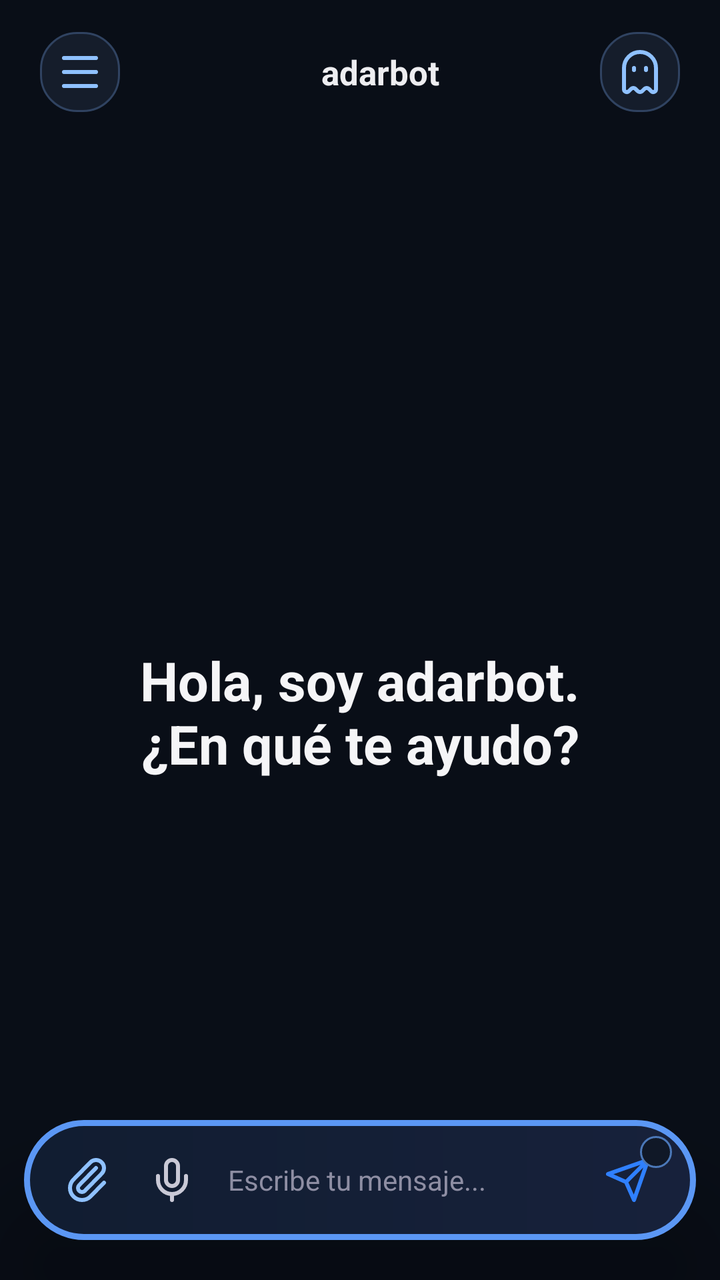
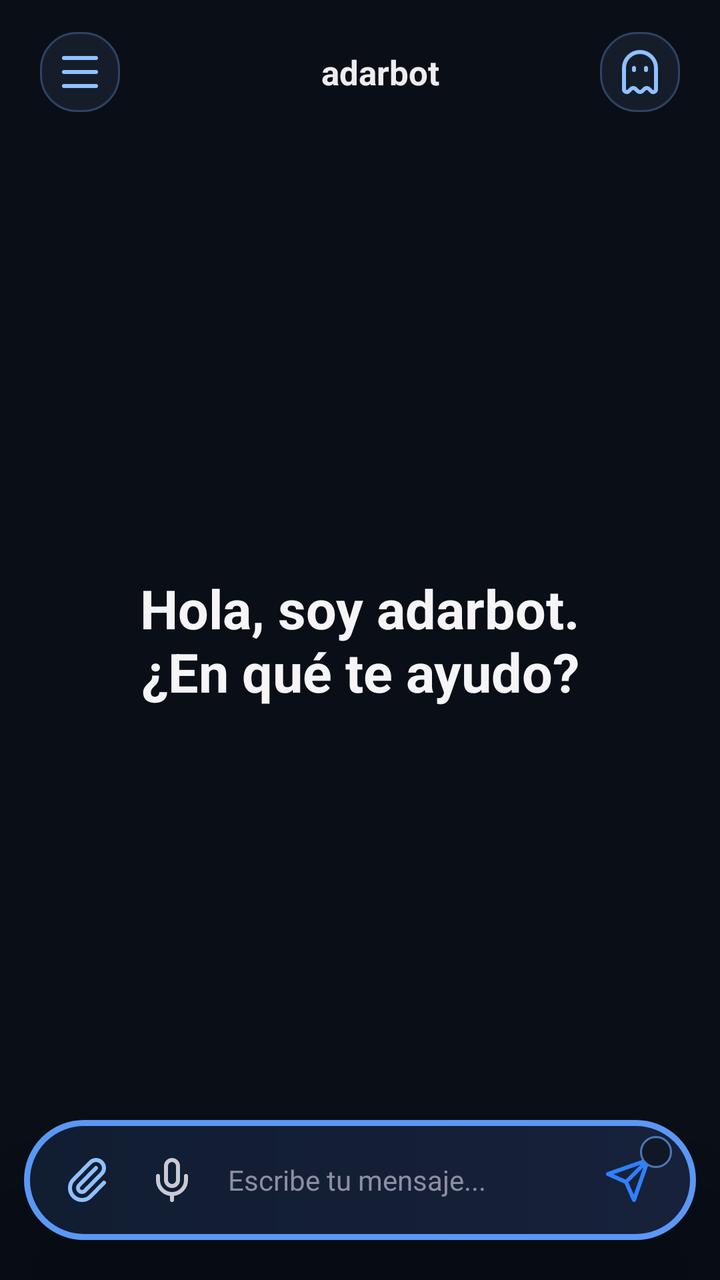

An Android layout rendered at two revisions. The XML below is the earlier revision; the diff shows what the commit changed to produce the second picture.
<!-- AndroidManifest.xml: activity theme Theme.NemotronVoiceIME -->
<!-- res/layout/activity_chat.xml -->
<?xml version="1.0" encoding="utf-8"?>
<FrameLayout xmlns:android="http://schemas.android.com/apk/res/android"
    android:layout_width="match_parent"
    android:layout_height="match_parent"
    android:background="#090E17">

    <LinearLayout
        android:layout_width="match_parent"
        android:layout_height="match_parent"
        android:orientation="vertical">

    <FrameLayout
        android:layout_width="match_parent"
        android:layout_height="56dp"
        android:layout_marginLeft="12dp"
        android:layout_marginTop="8dp"
        android:layout_marginRight="12dp"
        android:layout_marginBottom="8dp"
        android:background="@android:color/transparent"
        android:foreground="@null"
        android:elevation="0dp"
        android:translationZ="0dp"
        android:paddingLeft="8dp"
        android:paddingTop="4dp"
        android:paddingRight="8dp"
        android:paddingBottom="4dp">

        <LinearLayout
            android:layout_width="wrap_content"
            android:layout_height="40dp"
            android:layout_gravity="start|center_vertical"
            android:gravity="center_vertical">
            <ImageButton
                android:id="@+id/btnMenuChat"
                android:layout_width="40dp"
                android:layout_height="40dp"
                android:layout_marginRight="6dp"
                android:background="@drawable/bg_chip"
                android:contentDescription="Abrir menú de chats"
                android:padding="8dp"
                android:src="@drawable/ic_menu"
                android:tint="#8FC1FF" />
            <ImageButton
                android:id="@+id/btnBack"
                android:layout_width="40dp"
                android:layout_height="40dp"
                android:background="?attr/selectableItemBackgroundBorderless"
                android:contentDescription="Volver"
                android:padding="8dp"
                android:src="@drawable/ic_back"
                android:tint="#EDEDF0"
                android:visibility="gone" />
            <View
                android:id="@+id/connectionDot"
                android:layout_width="8dp"
                android:layout_height="8dp"
                android:layout_gravity="center_vertical"
                android:layout_marginLeft="8dp"
                android:layout_marginRight="3dp"
                android:translationX="56dp"
                android:background="@drawable/bg_connection_offline" />
        </LinearLayout>

        <TextView
            android:id="@+id/convTitle"
            android:layout_width="220dp"
            android:layout_height="match_parent"
            android:layout_gravity="center"
            android:ellipsize="end"
            android:gravity="center"
            android:translationX="10dp"
            android:maxLines="1"
            android:text="adarbot"
            android:textColor="#EDEDF0"
            android:textSize="17sp"
            android:textStyle="bold" />

        <LinearLayout
            android:layout_width="wrap_content"
            android:layout_height="40dp"
            android:layout_gravity="end|center_vertical"
            android:gravity="center_vertical">
            <ImageButton
                android:id="@+id/btnIncognitoHome"
                android:layout_width="40dp"
                android:layout_height="40dp"
                android:layout_marginLeft="4dp"
                android:background="@drawable/bg_chip"
                android:contentDescription="Nuevo chat incógnito"
                android:padding="9dp"
                android:src="@drawable/ic_ghost"
                android:tint="#8FC1FF" />
            <ImageButton
                android:id="@+id/btnDelete"
                android:layout_width="40dp"
                android:layout_height="40dp"
                android:background="?attr/selectableItemBackgroundBorderless"
                android:contentDescription="Eliminar conversacion"
                android:padding="10dp"
                android:src="@drawable/ic_trash"
                android:tint="#5A5A6E"
                android:visibility="gone" />
        </LinearLayout>
    </FrameLayout>

    <FrameLayout
        android:layout_width="match_parent"
        android:layout_height="0dp"
        android:layout_weight="1">
        <androidx.recyclerview.widget.RecyclerView
            android:id="@+id/recyclerMessages"
            android:layout_width="match_parent"
            android:layout_height="match_parent"
            android:clipToPadding="false"
            android:paddingBottom="112dp" />
        <TextView
            android:id="@+id/welcomeView"
            android:layout_width="match_parent"
            android:layout_height="wrap_content"
            android:layout_gravity="center"
            android:gravity="center"
            android:text="Hola, soy adarbot.\n¿En qué te ayudo?"
            android:textColor="#F5F5F7"
            android:textSize="27sp"
            android:textStyle="bold" />
    </FrameLayout>

    </LinearLayout>

    <FrameLayout
        android:id="@+id/chatAttachmentPreview"
        android:layout_width="match_parent"
        android:layout_height="96dp"
        android:layout_gravity="bottom|center_horizontal"
        android:layout_marginLeft="22dp"
        android:layout_marginRight="22dp"
        android:layout_marginBottom="112dp"
        android:padding="4dp"
        android:background="@drawable/bg_float_bar"
        android:elevation="24dp"
        android:visibility="gone">
        <ImageView
            android:id="@+id/chatAttachmentImage"
            android:layout_width="match_parent"
            android:layout_height="match_parent"
            android:contentDescription="Vista previa del adjunto"
            android:scaleType="centerCrop" />
        <ImageButton
            android:id="@+id/chatAttachmentRemove"
            android:layout_width="32dp"
            android:layout_height="32dp"
            android:layout_gravity="top|end"
            android:layout_margin="6dp"
            android:background="@drawable/bg_assist_icon"
            android:contentDescription="Quitar adjunto"
            android:padding="7dp"
            android:src="@drawable/ic_close"
            android:tint="#FFFFFF" />
    </FrameLayout>

    
    <LinearLayout
        android:layout_width="match_parent"
        android:layout_height="wrap_content"
        android:layout_gravity="bottom"
        android:layout_marginLeft="12dp"
        android:layout_marginRight="12dp"
        android:layout_marginTop="14dp"
        android:layout_marginBottom="20dp"
        android:background="@drawable/bg_float_bar"
        android:elevation="24dp"
        android:translationZ="8dp"
        android:gravity="end"
        android:orientation="vertical"
        android:paddingLeft="12dp"
        android:paddingTop="8dp"
        android:paddingRight="12dp"
        android:paddingBottom="8dp">

        <TextView
            android:id="@+id/modelChip"
            android:layout_width="wrap_content"
            android:layout_height="wrap_content"
            android:layout_marginRight="4dp"
            android:layout_marginBottom="3dp"
            android:background="@drawable/bg_chip"
            android:paddingLeft="12dp"
            android:paddingTop="5dp"
            android:paddingRight="12dp"
            android:paddingBottom="5dp"
            android:text="DeepSeek"
            android:textColor="#C9C9D6"
            android:textSize="12sp"
            android:visibility="gone" />

        <LinearLayout
            android:layout_width="match_parent"
            android:layout_height="wrap_content"
            android:gravity="center_vertical"
            android:orientation="horizontal">

        <ImageButton
            android:id="@+id/btnAttach"
            android:layout_width="40dp"
            android:layout_height="44dp"
            android:background="@android:color/transparent"
            android:contentDescription="Adjuntar"
            android:padding="9dp"
            android:src="@drawable/ic_attach"
            android:tint="#8FC1FF" />

        <ImageButton
            android:id="@+id/btnMic"
            android:layout_width="44dp"
            android:layout_height="44dp"
            android:background="@android:color/transparent"
            android:contentDescription="Escribir por voz"
            android:padding="10dp"
            android:src="@drawable/ic_mic"
            android:tint="#C9C9D6" />

        <EditText
            android:id="@+id/inputField"
            android:layout_width="0dp"
            android:layout_height="44dp"
            android:layout_weight="1"
            android:layout_marginLeft="0dp"
            android:layout_marginRight="2dp"
            android:background="@android:color/transparent"
            android:hint="Escribe tu mensaje..."
            android:imeOptions="actionSend"
            android:importantForAutofill="no"
            android:inputType="text"
            android:maxLines="1"
            android:paddingLeft="6dp"
            android:paddingRight="6dp"
            android:textColor="#EDEDF0"
            android:textColorHint="#8E8EA3"
            android:textSize="14sp" />

        <FrameLayout
            android:layout_width="44dp"
            android:layout_height="44dp">
            <ImageButton
                android:id="@+id/btnSend"
                android:layout_width="match_parent"
                android:layout_height="match_parent"
                android:background="@android:color/transparent"
                android:contentDescription="Enviar"
                android:padding="10dp"
                android:src="@drawable/ic_send"
                android:tint="#2F80FF" />
            <ImageView
                android:id="@+id/modelBadge"
                android:layout_width="16dp"
                android:layout_height="16dp"
                android:layout_gravity="top|end"
                android:background="@drawable/bg_model_badge"
                android:contentDescription="Modelo seleccionado"
                android:padding="2dp" />
        </FrameLayout>
        </LinearLayout>
    </LinearLayout>
</FrameLayout>
<!-- resources referenced by this layout -->
<resources>
  <!-- drawable bg_chip (drawable) -->
  <shape xmlns:android="http://schemas.android.com/apk/res/android"
      android:shape="rectangle">
      <solid android:color="#151D2B" />
      <stroke android:width="1dp" android:color="#304361" />
      <corners android:radius="18dp" />
  </shape>
  <!-- drawable bg_connection_offline (drawable) -->
  <shape xmlns:android="http://schemas.android.com/apk/res/android" android:shape="oval"><solid android:color="#F06065" /></shape>
  <!-- drawable bg_float_bar (drawable) -->
  <shape xmlns:android="http://schemas.android.com/apk/res/android" android:shape="rectangle">
      <gradient android:angle="0" android:startColor="#111D31" android:endColor="#17213B" />
      <stroke android:width="3dp" android:color="#5B97F4" />
      <corners android:radius="36dp" />
  </shape>
  <!-- drawable bg_model_badge (drawable) -->
  <shape xmlns:android="http://schemas.android.com/apk/res/android" android:shape="oval">
      <solid android:color="#101827" />
      <stroke android:width="1dp" android:color="#4B78B8" />
  </shape>
  <!-- drawable ic_back (drawable) -->
  <vector xmlns:android="http://schemas.android.com/apk/res/android" android:width="24dp" android:height="24dp" android:viewportWidth="24" android:viewportHeight="24">
      <path android:fillColor="#00000000" android:strokeColor="#FFFFFFFF" android:strokeWidth="2" android:strokeLineCap="round" android:strokeLineJoin="round" android:pathData="M12,19L5,12L12,5M19,12L5,12" />
  </vector>
  <!-- drawable ic_close (drawable) -->
  <vector xmlns:android="http://schemas.android.com/apk/res/android" android:width="24dp" android:height="24dp" android:viewportWidth="24" android:viewportHeight="24">
      <path android:fillColor="#00000000" android:strokeColor="#FFFFFFFF" android:strokeWidth="2" android:strokeLineCap="round" android:pathData="M18,6L6,18M6,6L18,18" />
  </vector>
  <!-- drawable ic_menu (drawable) -->
  <vector xmlns:android="http://schemas.android.com/apk/res/android" android:width="24dp" android:height="24dp" android:viewportWidth="24" android:viewportHeight="24">
      <path android:fillColor="#00000000" android:strokeColor="#FFFFFFFF" android:strokeWidth="2" android:strokeLineCap="round" android:pathData="M4,5L20,5M4,12L20,12M4,19L20,19" />
  </vector>
  <!-- drawable ic_mic (drawable) -->
  <vector xmlns:android="http://schemas.android.com/apk/res/android" android:width="24dp" android:height="24dp" android:viewportWidth="24" android:viewportHeight="24">
      <path android:fillColor="#00000000" android:strokeColor="#FFFFFFFF" android:strokeWidth="2" android:strokeLineCap="round" android:strokeLineJoin="round" android:pathData="M12,19L12,22M19,10L19,12A7,7 0,0 1,5,12L5,10M9,5A3,3 0,0 1,15,5L15,12A3,3 0,0 1,9,12Z" />
  </vector>
  <!-- drawable ic_send (drawable) -->
  <vector xmlns:android="http://schemas.android.com/apk/res/android" android:width="24dp" android:height="24dp" android:viewportWidth="24" android:viewportHeight="24">
      <path android:fillColor="#00000000" android:strokeColor="#FFFFFFFF" android:strokeWidth="2" android:strokeLineCap="round" android:strokeLineJoin="round" android:pathData="M22,2L11,13M22,2L15,22L11,13L2,9Z" />
  </vector>
  <style name="Theme.NemotronVoiceIME" parent="Theme.Material3.DayNight.NoActionBar">
          <item name="colorPrimary">@color/accent</item>
          <item name="colorPrimaryVariant">@color/accent_dark</item>
          <item name="colorOnPrimary">@color/text_light</item>
          <item name="android:statusBarColor">@color/bg_primary</item>
      </style>
  <color name="accent">#76B900</color>
  <color name="accent_dark">#5A8C00</color>
  <color name="text_light">#FFFFFF</color>
  <color name="bg_primary">#1A1A2E</color>
  <!-- unchanged entries left out for length: 4 -->
</resources>

<!-- the commit's change to res/layout/activity_chat.xml (unified diff, before → after) -->
@@ -11,20 +11,43 @@
 
     <FrameLayout
         android:layout_width="match_parent"
+        android:layout_height="0dp"
+        android:layout_weight="1">
+        <androidx.recyclerview.widget.RecyclerView
+            android:id="@+id/recyclerMessages"
+            android:layout_width="match_parent"
+            android:layout_height="match_parent"
+            android:clipToPadding="false"
+            android:paddingBottom="112dp" />
+        <TextView
+            android:id="@+id/welcomeView"
+            android:layout_width="match_parent"
+            android:layout_height="wrap_content"
+            android:layout_gravity="center"
+            android:gravity="center"
+            android:text="Hola, soy adarbot.\n¿En qué te ayudo?"
+            android:textColor="#F5F5F7"
+            android:textSize="27sp"
+            android:textStyle="bold" />
+    </FrameLayout>
+
+    </LinearLayout>
+
+    
+    <FrameLayout
+        android:layout_width="match_parent"
         android:layout_height="56dp"
+        android:layout_gravity="top|center_horizontal"
         android:layout_marginLeft="12dp"
         android:layout_marginTop="8dp"
         android:layout_marginRight="12dp"
-        android:layout_marginBottom="8dp"
         android:background="@android:color/transparent"
-        android:foreground="@null"
-        android:elevation="0dp"
-        android:translationZ="0dp"
+        android:elevation="24dp"
+        android:translationZ="8dp"
         android:paddingLeft="8dp"
         android:paddingTop="4dp"
         android:paddingRight="8dp"
         android:paddingBottom="4dp">
-
         <LinearLayout
             android:layout_width="wrap_content"
             android:layout_height="40dp"
@@ -60,7 +83,6 @@
                 android:translationX="56dp"
                 android:background="@drawable/bg_connection_offline" />
         </LinearLayout>
-
         <TextView
             android:id="@+id/convTitle"
             android:layout_width="220dp"
@@ -74,7 +96,6 @@
             android:textColor="#EDEDF0"
             android:textSize="17sp"
             android:textStyle="bold" />
-
         <LinearLayout
             android:layout_width="wrap_content"
             android:layout_height="40dp"
@@ -102,30 +123,6 @@
                 android:visibility="gone" />
         </LinearLayout>
     </FrameLayout>
-
-    <FrameLayout
-        android:layout_width="match_parent"
-        android:layout_height="0dp"
-        android:layout_weight="1">
-        <androidx.recyclerview.widget.RecyclerView
-            android:id="@+id/recyclerMessages"
-            android:layout_width="match_parent"
-            android:layout_height="match_parent"
-            android:clipToPadding="false"
-            android:paddingBottom="112dp" />
-        <TextView
-            android:id="@+id/welcomeView"
-            android:layout_width="match_parent"
-            android:layout_height="wrap_content"
-            android:layout_gravity="center"
-            android:gravity="center"
-            android:text="Hola, soy adarbot.\n¿En qué te ayudo?"
-            android:textColor="#F5F5F7"
-            android:textSize="27sp"
-            android:textStyle="bold" />
-    </FrameLayout>
-
-    </LinearLayout>
 
     <FrameLayout
         android:id="@+id/chatAttachmentPreview"
